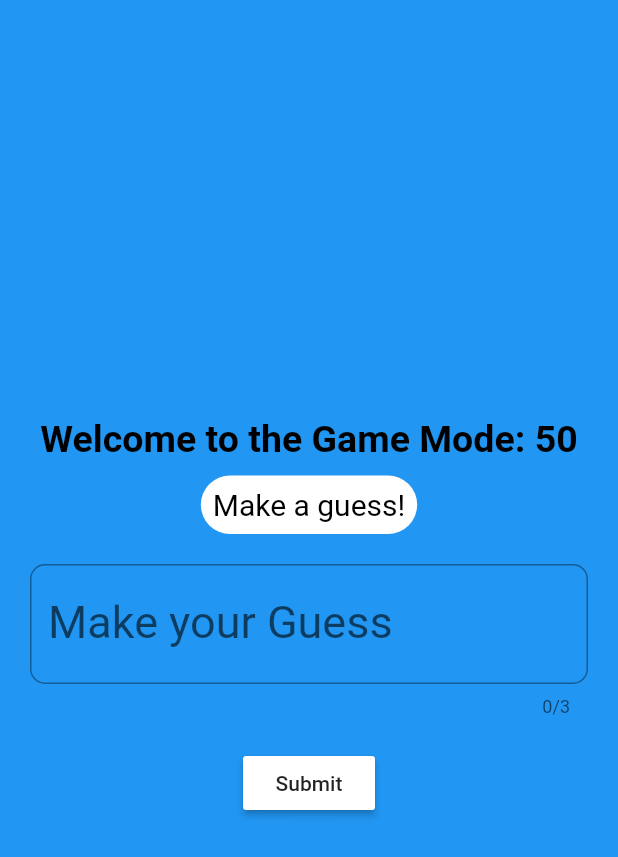
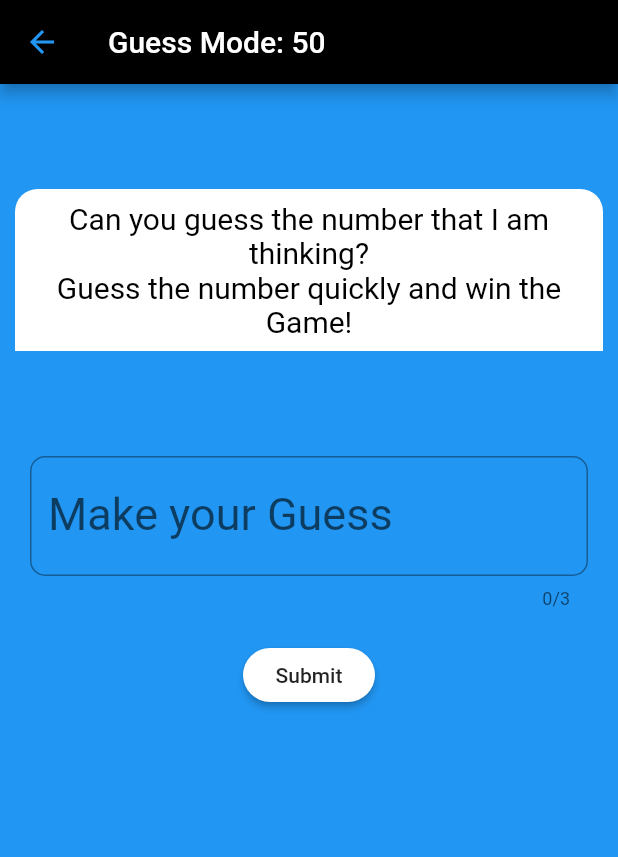
Before and after one commit to anarghya-das/FlutterGameApp, a Flutter app: the screen it shows after launch, after a tap on "50", on a phone screen of 412 x 824 dp. Shown: the top 857 px of the screen. Run offline on Flutter 3.47's test engine with Material 2 defaults, Android fonts, the light colour scheme and no system bars; our stand-ins replace audioplayers; missing offline and left inert: swipedetector.

Commit message:
more improvements

```diff
--- a/lib/main.dart
+++ b/lib/main.dart
@@ -136,6 +136,9 @@ class MyAppState extends State<MyApp> with WidgetsBindingObserver {
     return ListTile(
         leading: CircleAvatar(
           child: Text('$t'),
+          backgroundColor: _backColors[idx],
+          foregroundColor: Colors.black,
+          radius: 30,
         ),
         onTap: () {
           audioPlayer.then((AudioPlayer val) => val.pause());
@@ -148,7 +151,7 @@ class MyAppState extends State<MyApp> with WidgetsBindingObserver {
         },
         title: Text(
           "Guess from 0 to $t",
-          style: TextStyle(fontSize: 18.0),
+          style: TextStyle(fontSize: 20.0),
         ));
   }
 
@@ -175,12 +178,21 @@ class GameScreen extends StatefulWidget {
 }
 
 class GameScreenState extends State<GameScreen> {
+  static List<Color> _backColors = [
+    Colors.blue,
+    Colors.green,
+    Colors.yellow,
+    Colors.red
+  ];
+  int idx = 0;
+  Color _inVal = Colors.white;
   String _gameValue;
   Future<AudioPlayer> ap;
   Color bgcol;
   GlobalKey<FormState> _formKey = new GlobalKey();
   GameScreenState(this._gameValue, this.ap, this.bgcol);
-  String _result = "Make a guess!";
+  String _result =
+      "Can you guess the number that I am thinking?\nGuess the number quickly and win the Game!";
   int _numberToGuess;
   int _guessFreq = 0;
   bool _gameOver = false;
@@ -206,24 +218,49 @@ class GameScreenState extends State<GameScreen> {
       return "Enter proper Number for guess.";
     } else {
       setState(() {
+        if (idx >= _backColors.length) {
+          idx = 0;
+        }
+        if (_backColors[idx] == bgcol) {
+          idx++;
+        }
+        if (idx >= _backColors.length) {
+          idx = 0;
+        }
+        _inVal = _backColors[idx];
+        idx++;
       });
       var userGuess = int.parse(value);
       if (userGuess < _numberToGuess) {
         setState(() {
           _guessFreq++;
           _result =
-              "Number to Guess is higher than Current Guess\nGuesses used: $_guessFreq";
+              "Number to Guess is HIGHER than Current Guess\nGuesses used: $_guessFreq";
         });
       } else if (userGuess > _numberToGuess) {
         setState(() {
           _guessFreq++;
           _result =
-              "Number to Guess is lower than Current Guess\nGuesses used: $_guessFreq";
+              "Number to Guess is LOWER than Current Guess\nGuesses used: $_guessFreq";
         });
       } else {
         setState(() {
-          _result = "You guessed it correctly! You used $_guessFreq Guesses!";
+          _result = "You guessed it correctly!\nYou used $_guessFreq Guesses!";
           _gameOver = true;
+          showDialog<String>(
+              context: context,
+              builder: (context) => AlertDialog(
+                    content: Text(_result),
+                    actions: <Widget>[
+                      FlatButton(
+                        child: Text("Main Menu"),
+                        onPressed: () {
+                          ap.then((AudioPlayer val) => val.resume());
+                          Navigator.popUntil(context,ModalRoute.withName(Navigator.defaultRouteName));
+                        },
+                      )
+                    ],
+                  ));
         });
       }
     }
@@ -251,29 +288,33 @@ class GameScreenState extends State<GameScreen> {
         child: MaterialApp(
           debugShowCheckedModeBanner: false,
           home: Scaffold(
+            appBar: AppBar(
+              backgroundColor: Colors.black,
+              title: Text("Guess Mode: $_gameValue"),
+              leading: IconButton(
+                icon: Icon(Icons.arrow_back),
+                color: bgcol,
+                onPressed: () {
+                  ap.then((AudioPlayer val) => val.resume());
+                  Navigator.pop(context);
+                },
+              ),
+            ),
             backgroundColor: bgcol,
             body: Form(
               key: _formKey,
               child: Column(
-                mainAxisAlignment: MainAxisAlignment.center,
+                mainAxisAlignment: MainAxisAlignment.start,
                 children: <Widget>[
-                  Center(
-                      child: Text(
-                    "Welcome to the Game Mode: $_gameValue",
-                    style: TextStyle(
-                        fontSize: 25,
-                        color: Colors.black,
-                        fontWeight: FontWeight.bold),
-                  )),
                   AnimatedContainer(
-                    duration: Duration(seconds: 2),
-                    margin: EdgeInsets.only(left: 10, right: 10, top: 10),
+                    duration: Duration(seconds: 1),
+                    margin: EdgeInsets.only(
+                        left: 10, right: 10, top: 70, bottom: 50),
                     decoration: BoxDecoration(
-                        color: Colors.white,
+                        color: _inVal,
                         shape: BoxShape.rectangle,
-                        borderRadius: BorderRadius.horizontal(
-                            right: Radius.elliptical(50, 50),
-                            left: Radius.elliptical(50, 50))),
+                        borderRadius:
+                            BorderRadius.vertical(top: Radius.circular(15))),
                     child: Padding(
                       padding: const EdgeInsets.all(8.0),
                       child: Text(
@@ -297,9 +338,7 @@ class GameScreenState extends State<GameScreen> {
                         decoration: InputDecoration(
                             labelText: "Make your Guess",
                             labelStyle: TextStyle(fontSize: 30),
-                            errorStyle: TextStyle(
-                              fontSize: 15,
-                            ) ,
+                            errorStyle: TextStyle(fontSize: 15),
                             border: OutlineInputBorder(
                                 borderRadius:
                                     BorderRadius.all(Radius.circular(10.0)))),
@@ -312,6 +351,8 @@ class GameScreenState extends State<GameScreen> {
                   RaisedButton(
                     animationDuration: Duration(seconds: 4),
                     color: Colors.white,
+                    shape: RoundedRectangleBorder(
+                        borderRadius: BorderRadius.circular(30)),
                     child: Text("Submit"),
                     onPressed: () {
                       _buttonPress();
```
